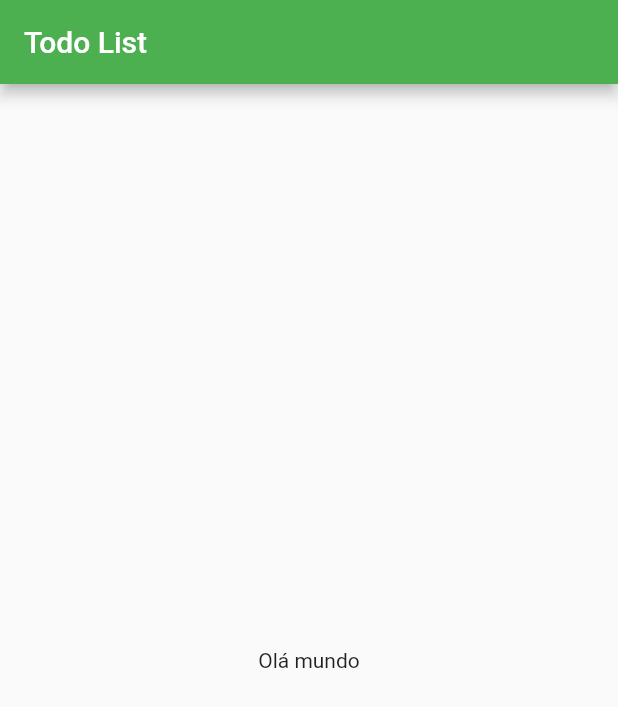
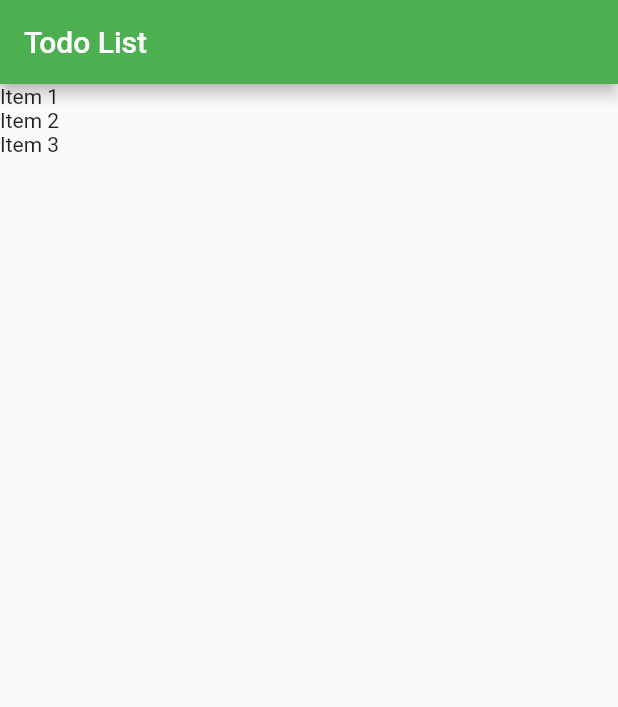
Before and after one commit to gilouzi/app-flutter, a Flutter app: the screen it shows after launch, on a phone screen of 412 x 824 dp. Shown: the top 707 px of the screen. Run offline on Flutter 3.47's test engine with Material 2 defaults, Android fonts, the phone set to English and light mode, and no system bars.

Commit message:
list view

```diff
--- a/app-inicial/flutter_application_1/lib/main.dart
+++ b/app-inicial/flutter_application_1/lib/main.dart
@@ -1,5 +1,7 @@
 import 'package:flutter/material.dart';
 import 'package:flutter/cupertino.dart';
+
+import 'models/item.dart';
 
 void main() {
   runApp(App());
@@ -22,20 +24,32 @@ class App extends StatelessWidget {
   }
 }
 
-class HomePage extends StatelessWidget {
+class HomePage extends StatefulWidget {
   //const HomePage({ Key? key }) : super(key: key);
+  var items = [];
 
+  HomePage() {
+    items.add(Item(title: "Item 1", done: false));
+    items.add(Item(title: "Item 2", done: true));
+    items.add(Item(title: "Item 3", done: false));
+  }
+
+  @override
+  State<HomePage> createState() => _HomePageState();
+}
+
+class _HomePageState extends State<HomePage> {
   @override
   Widget build(BuildContext context) {
     return Scaffold(
-      appBar: AppBar(
-        title: Text("Todo List"),
-      ),
-      body: Container(
-        child: Center(
-          child: Text("Olá mundo"),
+        appBar: AppBar(
+          title: Text("Todo List"),
         ),
-      ),
-    );
+        body: ListView.builder(
+          itemCount: widget.items.length,
+          itemBuilder: (BuildContext ctxt, int index) {
+            return Text(widget.items[index].title);
+          },
+        ));
   }
 }
```
